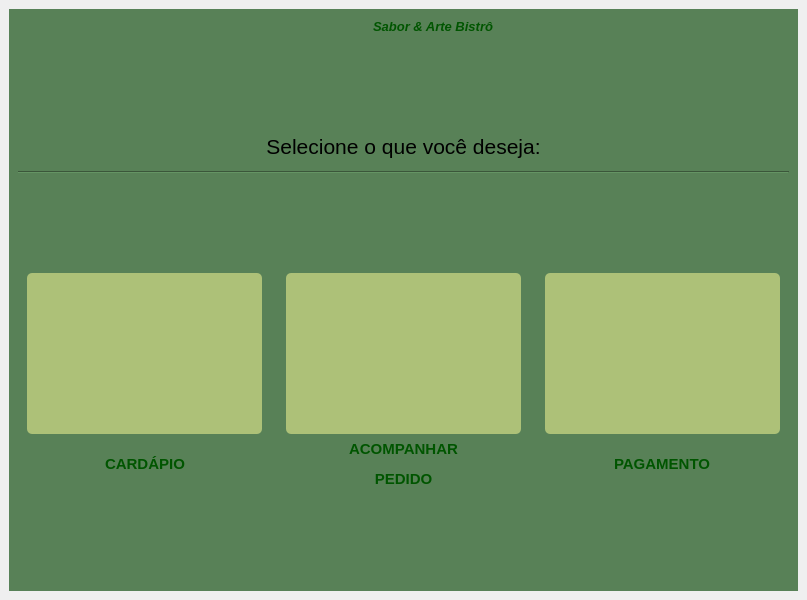
Qt form telas_qt/janela_opcoes.ui (lauraprass/aplicativo_de_pedidos_para_restaurante) before a commit.
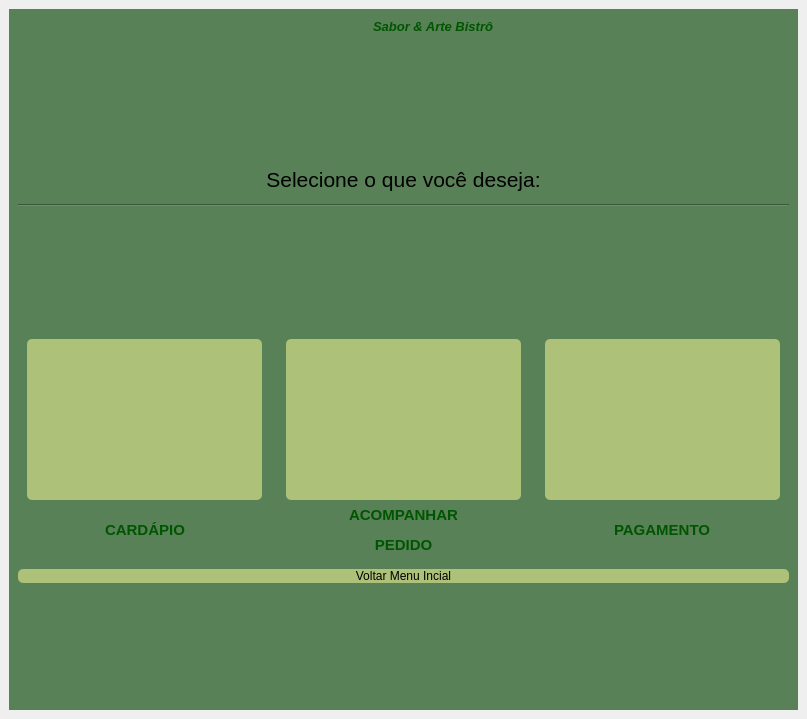
The same form after that commit. Icons and pictures are not drawn.

Commit message:
botao adicionado
Colocado o botão "voltar ao menu inicial"

Patch:
```diff
--- a/telas_qt/janela_opcoes.ui
+++ b/telas_qt/janela_opcoes.ui
@@ -7,7 +7,7 @@
     <x>0</x>
     <y>0</y>
     <width>807</width>
-    <height>600</height>
+    <height>719</height>
    </rect>
   </property>
   <property name="minimumSize">
@@ -497,6 +497,20 @@
          </item>
         </layout>
        </item>
+       <item>
+        <widget class="QPushButton" name="btn_voltar_menu_inicial">
+         <property name="styleSheet">
+          <string notr="true">background-color: #adc178; 
+font: 75 8pt &quot;MS Shell Dlg 2&quot;;
+font: 75 10pt &quot;MS Shell Dlg 2&quot;;
+border-radius: 5px;
+</string>
+         </property>
+         <property name="text">
+          <string>Voltar Menu Incial</string>
+         </property>
+        </widget>
+       </item>
        <item>
         <spacer name="verticalSpacer_3">
          <property name="orientation">
```
Left out of the diff: 11 changed lines with no effect on the pictures.
